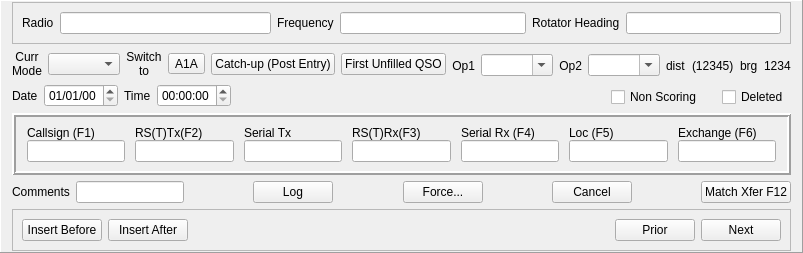
This is mqt/MqtLogger/qsologframe.ui in Rsclub22/Minos2-Mirror as Qt 5 draws it before an edit. The edited form follows.
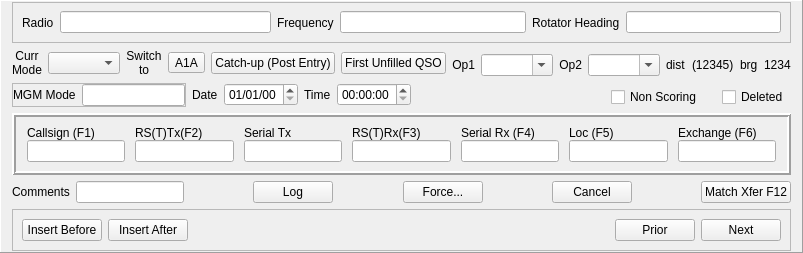
This is the edited form.

```diff
--- a/mqt/MqtLogger/qsologframe.ui
+++ b/mqt/MqtLogger/qsologframe.ui
@@ -199,6 +199,46 @@
        </item>
        <item>
         <layout class="QHBoxLayout" name="horizontalLayout_5">
+         <item>
+          <widget class="QFrame" name="MGMSubModeFrame">
+           <property name="minimumSize">
+            <size>
+             <width>0</width>
+             <height>0</height>
+            </size>
+           </property>
+           <property name="frameShape">
+            <enum>QFrame::StyledPanel</enum>
+           </property>
+           <property name="frameShadow">
+            <enum>QFrame::Raised</enum>
+           </property>
+           <layout class="QHBoxLayout" name="horizontalLayout_14">
+            <property name="leftMargin">
+             <number>0</number>
+            </property>
+            <property name="topMargin">
+             <number>0</number>
+            </property>
+            <property name="rightMargin">
+             <number>0</number>
+            </property>
+            <property name="bottomMargin">
+             <number>0</number>
+            </property>
+            <item>
+             <widget class="QLabel" name="label_6">
+              <property name="text">
+               <string>MGM Mode</string>
+              </property>
+             </widget>
+            </item>
+            <item>
+             <widget class="QLineEdit" name="MGMSubModeEdit"/>
+            </item>
+           </layout>
+          </widget>
+         </item>
          <item>
           <widget class="QLabel" name="label">
            <property name="text">
```
